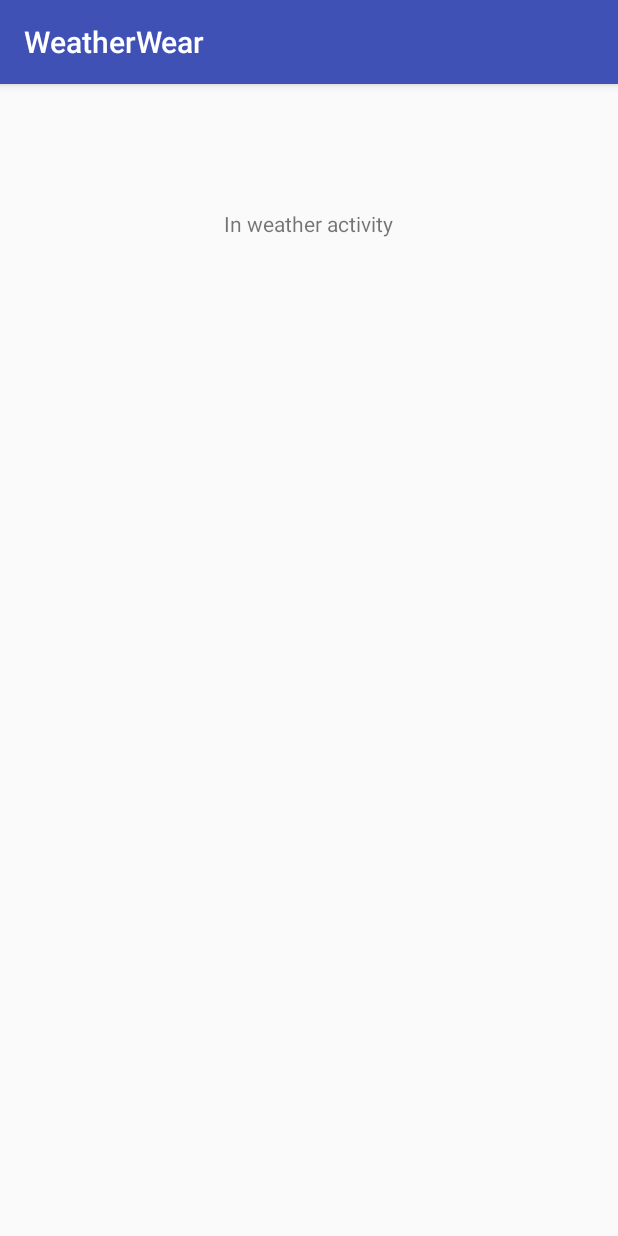
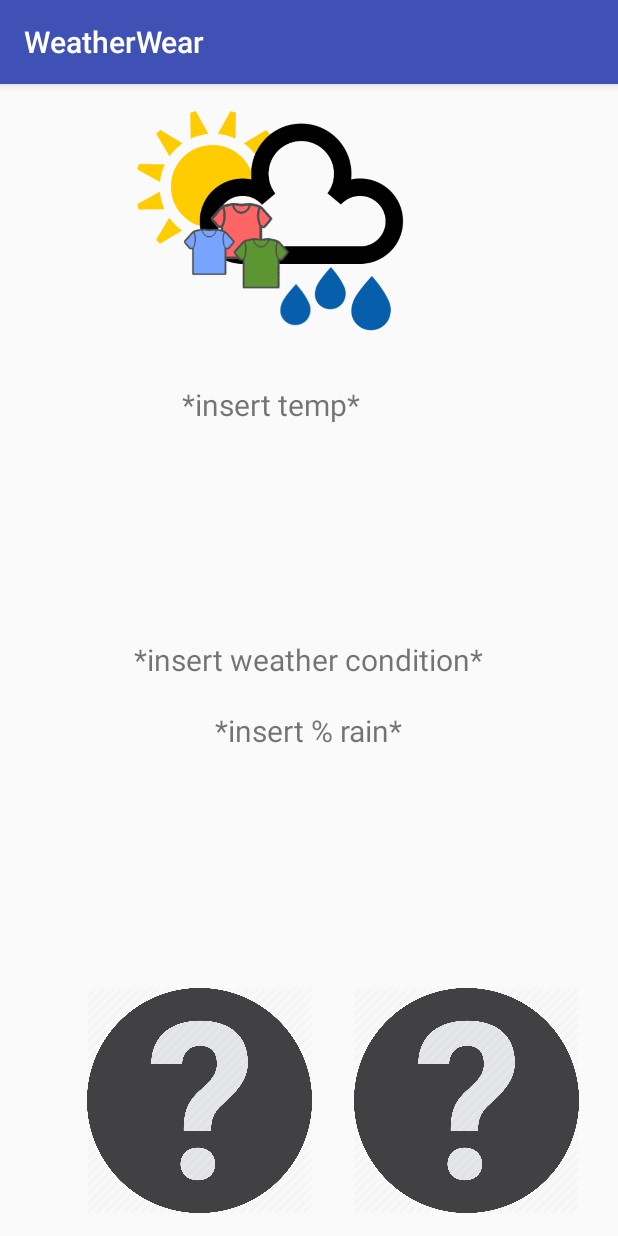
Before and after one commit to alexismtaylor/WeatherWear, an Android app: the WeatherActivity screen opened directly, with no data from a screen before it, on a phone screen of 412 x 824 dp. Run offline under Robolectric (Android 15) with nearby library versions, the phone set to English and light mode, and no system bars.

Commit message:
updated UI for weatherActivity and added pics

```diff
--- a/app/src/main/java/edu/fsu/cs/mobile/weatherwear/WeatherActivity.java
+++ b/app/src/main/java/edu/fsu/cs/mobile/weatherwear/WeatherActivity.java
@@ -2,12 +2,47 @@ package edu.fsu.cs.mobile.weatherwear;
 
 import android.support.v7.app.AppCompatActivity;
 import android.os.Bundle;
+import android.widget.ImageView;
+import android.widget.TextView;
 
 public class WeatherActivity extends AppCompatActivity {
 
+    TextView tvRain, tvTemp, tvCondition;
+    ImageView ivWeatherIcon, ivPic1, ivPic2;
     @Override
     protected void onCreate(Bundle savedInstanceState) {
         super.onCreate(savedInstanceState);
         setContentView(R.layout.activity_weather);
+
+        tvRain = (TextView) findViewById(R.id.tvRain);
+        tvTemp = (TextView) findViewById(R.id.tvTemp);
+        tvCondition = (TextView) findViewById(R.id.tvCondition);
+        ivWeatherIcon = (ImageView) findViewById(R.id.ivWeatherIcon);
+        ivPic1 = (ImageView) findViewById(R.id.ivPic1);
+        ivPic2 = (ImageView) findViewById(R.id.ivPic2);
+
+        /*
+        Get random clothes and update pic1 and pic2
+
+        Get the climate to update the icon (replace climate with variable from weather API that represents climate)
+
+        if(climate == "sunny")
+        else if(climate == "mostly cloudy" || climate == "cloudy")
+            ivWeatherIcon.setImageResource(R.drawable.mostlycloudy);
+        else if(climate == "partly cloudy")
+            ivWeatherIcon.setImageResource(R.drawable.partlycloudy);
+        else if(climate == "rainy")
+            ivWeatherIcon.setImageResource(R.drawable.rainy);
+        else if(climate == "thunderstorms")
+            ivWeatherIcon.setImageResource(R.drawable.thunderstorm);
+        else
+            ivWeatherIcon.setImageResource(R.drawable.unknown);
+
+        tvRain.setText(); //add rain percentage from API
+        tvTemp.setText(); //add temperature from API
+        tvCondition.setText(); //add climate condition from API
+
+
+        */
     }
 }
--- a/app/src/main/res/layout/activity_weather.xml
+++ b/app/src/main/res/layout/activity_weather.xml
@@ -4,12 +4,68 @@
     android:layout_width="match_parent"
     android:layout_height="match_parent">
 
+    <ImageView
+        android:id="@+id/ivWeatherIcon"
+        android:layout_width="200dp"
+        android:layout_height="200dp"
+        android:layout_alignParentLeft="true"
+        android:layout_alignParentStart="true"
+        android:layout_alignParentTop="true"
+        android:layout_marginLeft="82dp"
+        android:layout_marginStart="82dp"
+        app:srcCompat="@drawable/logo" />
+
     <TextView
-        android:id="@+id/textView"
+        android:id="@+id/tvTemp"
         android:layout_width="wrap_content"
         android:layout_height="wrap_content"
-        android:layout_marginTop="83dp"
-        android:text="In weather activity"
-        android:layout_alignParentTop="true"
+        android:layout_marginLeft="39dp"
+        android:layout_marginStart="39dp"
+        android:text="*insert temp*"
+        android:textSize="20sp"
+        android:layout_below="@+id/ivWeatherIcon"
+        android:layout_alignLeft="@+id/ivWeatherIcon"
+        android:layout_alignStart="@+id/ivWeatherIcon" />
+
+    <TextView
+        android:id="@+id/tvCondition"
+        android:layout_width="wrap_content"
+        android:layout_height="wrap_content"
+        android:text="*insert weather condition*"
+        android:textSize="20sp"
+        android:layout_centerVertical="true"
         android:layout_centerHorizontal="true" />
+
+    <TextView
+        android:id="@+id/tvRain"
+        android:layout_width="wrap_content"
+        android:layout_height="wrap_content"
+        android:layout_below="@+id/tvCondition"
+        android:layout_centerHorizontal="true"
+        android:layout_marginTop="20dp"
+        android:text="*insert % rain*"
+        android:textSize="20sp" />
+
+    <ImageView
+        android:id="@+id/ivPic1"
+        android:layout_width="150dp"
+        android:layout_height="150dp"
+        android:layout_alignTop="@+id/ivPic2"
+        android:layout_marginEnd="28dp"
+        android:layout_marginRight="28dp"
+        android:layout_toLeftOf="@+id/ivPic2"
+        android:layout_toStartOf="@+id/ivPic2"
+        app:srcCompat="@drawable/unknown" />
+
+    <ImageView
+        android:id="@+id/ivPic2"
+        android:layout_width="150dp"
+        android:layout_height="150dp"
+        app:srcCompat="@drawable/unknown"
+        android:layout_marginRight="26dp"
+        android:layout_marginEnd="26dp"
+        android:layout_alignParentBottom="true"
+        android:layout_alignParentRight="true"
+        android:layout_alignParentEnd="true"
+        android:layout_marginBottom="15dp" />
 </RelativeLayout>
```
Also changed, not shown: app/src/main/res/drawable/mostlycloudy.png (added), app/src/main/res/drawable/partlycloudy.png (added), app/src/main/res/drawable/rainy.png (added), app/src/main/res/drawable/sunny.png (added), app/src/main/res/drawable/thunderstorm.png (added), app/src/main/res/drawable/unknown.png (added).
